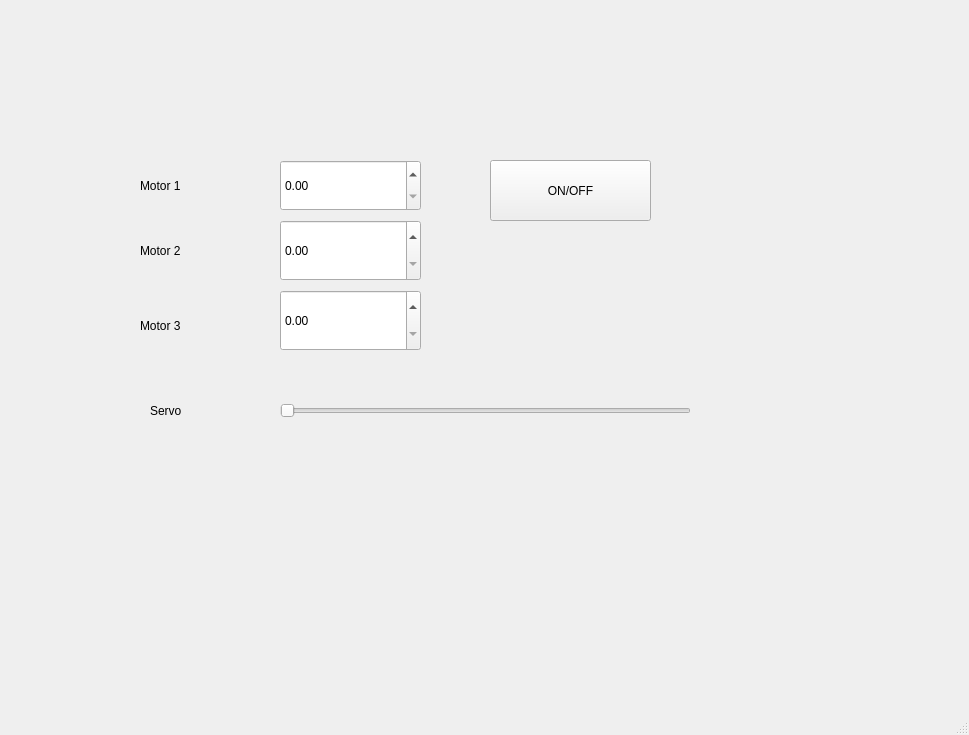
Before: the Qt Designer form omniwheel_controller/ui/controller.ui in ismailEngineer/omniwheel-robot, drawn with Qt 5.
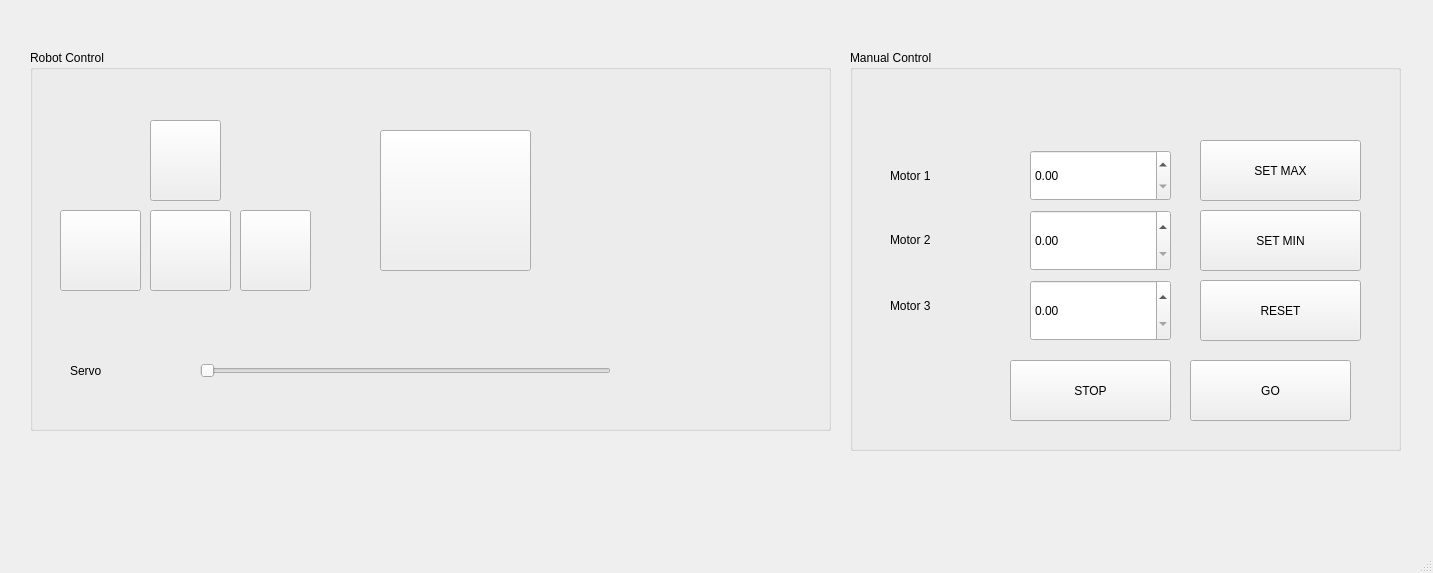
After: the same form once the commit is applied. Icons and pictures are not drawn.

Commit message: Improve gui interfaces (Add icon and organize)

The edit to the form file:
```diff
--- a/omniwheel_controller/ui/controller.ui
+++ b/omniwheel_controller/ui/controller.ui
@@ -6,68 +6,93 @@
    <rect>
     <x>0</x>
     <y>0</y>
-    <width>969</width>
-    <height>735</height>
+    <width>1433</width>
+    <height>573</height>
    </rect>
   </property>
   <property name="windowTitle">
    <string>MainWindow</string>
   </property>
   <widget class="QWidget" name="centralwidget">
+   <widget class="QGroupBox" name="groupBox">
+    <property name="geometry">
+     <rect>
+      <x>850</x>
+      <y>50</y>
+      <width>551</width>
+      <height>401</height>
+     </rect>
+    </property>
+    <property name="title">
+     <string>Manual Control</string>
+    </property>
+    <widget class="QPushButton" name="on_off_button_5">
+     <property name="geometry">
+      <rect>
+       <x>340</x>
+       <y>310</y>
+       <width>161</width>
+       <height>61</height>
+      </rect>
+     </property>
+     <property name="text">
+      <string>GO</string>
+     </property>
+    </widget>
+    <widget class="QLabel" name="label_2">
+     <property name="geometry">
+      <rect>
+       <x>40</x>
+       <y>160</y>
+       <width>141</width>
+       <height>60</height>
+      </rect>
+     </property>
+     <property name="text">
+      <string>Motor 2 </string>
+     </property>
+    </widget>
+    <widget class="QDoubleSpinBox" name="m2_input_box">
+     <property name="geometry">
+      <rect>
+       <x>180</x>
+       <y>160</y>
+       <width>141</width>
+       <height>61</height>
+      </rect>
+     </property>
+    </widget>
+    <widget class="QPushButton" name="on_off_button_4">
+     <property name="geometry">
+      <rect>
+       <x>160</x>
+       <y>310</y>
+       <width>161</width>
+       <height>61</height>
+      </rect>
+     </property>
+     <property name="text">
+      <string>STOP</string>
+     </property>
+    </widget>
    <widget class="QPushButton" name="on_off_button">
     <property name="geometry">
      <rect>
-      <x>490</x>
-      <y>160</y>
+       <x>350</x>
+       <y>90</y>
       <width>161</width>
       <height>61</height>
      </rect>
     </property>
     <property name="text">
-     <string>ON/OFF</string>
-    </property>
-   </widget>
-   <widget class="QSlider" name="servo_slide_bar">
-    <property name="geometry">
-     <rect>
-      <x>280</x>
-      <y>380</y>
-      <width>411</width>
-      <height>61</height>
-     </rect>
-    </property>
-    <property name="maximum">
-     <number>255</number>
-    </property>
-    <property name="orientation">
-     <enum>Qt::Horizontal</enum>
-    </property>
-   </widget>
-   <widget class="QDoubleSpinBox" name="m1_input_box">
-    <property name="geometry">
-     <rect>
-      <x>280</x>
-      <y>160</y>
-      <width>141</width>
-      <height>51</height>
-     </rect>
+      <string>SET MAX</string>
     </property>
    </widget>
    <widget class="QDoubleSpinBox" name="m3_input_box">
     <property name="geometry">
      <rect>
-      <x>280</x>
-      <y>290</y>
-      <width>141</width>
-      <height>61</height>
-     </rect>
-    </property>
-   </widget>
-   <widget class="QDoubleSpinBox" name="m2_input_box">
-    <property name="geometry">
-     <rect>
-      <x>280</x>
-      <y>220</y>
+       <x>180</x>
+       <y>230</y>
       <width>141</width>
       <height>61</height>
      </rect>
@@ -76,8 +101,8 @@
    <widget class="QLabel" name="label">
     <property name="geometry">
      <rect>
-      <x>140</x>
-      <y>150</y>
+       <x>40</x>
+       <y>90</y>
       <width>131</width>
       <height>71</height>
      </rect>
@@ -86,24 +111,21 @@
      <string>Motor 1 </string>
     </property>
    </widget>
-   <widget class="QLabel" name="label_2">
+    <widget class="QDoubleSpinBox" name="m1_input_box">
     <property name="geometry">
      <rect>
-      <x>140</x>
-      <y>220</y>
+       <x>180</x>
+       <y>100</y>
       <width>141</width>
-      <height>61</height>
-     </rect>
-    </property>
-    <property name="text">
-     <string>Motor 2 </string>
-    </property>
+       <height>51</height>
+      </rect>
+     </property>
    </widget>
    <widget class="QLabel" name="label_3">
     <property name="geometry">
      <rect>
-      <x>140</x>
-      <y>290</y>
+       <x>40</x>
+       <y>220</y>
       <width>121</width>
       <height>71</height>
      </rect>
@@ -112,11 +134,158 @@
      <string>Motor 3</string>
     </property>
    </widget>
+    <widget class="QPushButton" name="on_off_button_2">
+     <property name="geometry">
+      <rect>
+       <x>350</x>
+       <y>160</y>
+       <width>161</width>
+       <height>61</height>
+      </rect>
+     </property>
+     <property name="text">
+      <string>SET MIN</string>
+     </property>
+    </widget>
+    <widget class="QPushButton" name="on_off_button_3">
+     <property name="geometry">
+      <rect>
+       <x>350</x>
+       <y>230</y>
+       <width>161</width>
+       <height>61</height>
+      </rect>
+     </property>
+     <property name="text">
+      <string>RESET</string>
+     </property>
+    </widget>
+   </widget>
+   <widget class="QGroupBox" name="groupBox_2">
+    <property name="geometry">
+     <rect>
+      <x>30</x>
+      <y>50</y>
+      <width>801</width>
+      <height>381</height>
+     </rect>
+    </property>
+    <property name="title">
+     <string>Robot Control</string>
+    </property>
+    <widget class="QPushButton" name="pushButton_4">
+     <property name="geometry">
+      <rect>
+       <x>210</x>
+       <y>160</y>
+       <width>71</width>
+       <height>81</height>
+      </rect>
+     </property>
+     <property name="text">
+      <string/>
+     </property>
+     <property name="icon">
+      <iconset>
+       <normaloff>../ressources/icon/right_arrow.png</normaloff>../ressources/icon/right_arrow.png</iconset>
+     </property>
+     <property name="iconSize">
+      <size>
+       <width>100</width>
+       <height>100</height>
+      </size>
+     </property>
+    </widget>
+    <widget class="QPushButton" name="pushButton_2">
+     <property name="geometry">
+      <rect>
+       <x>30</x>
+       <y>160</y>
+       <width>81</width>
+       <height>81</height>
+      </rect>
+     </property>
+     <property name="text">
+      <string/>
+     </property>
+     <property name="icon">
+      <iconset>
+       <normaloff>../ressources/icon/left_arrow.png</normaloff>../ressources/icon/left_arrow.png</iconset>
+     </property>
+     <property name="iconSize">
+      <size>
+       <width>100</width>
+       <height>100</height>
+      </size>
+     </property>
+    </widget>
+    <widget class="QPushButton" name="pushButton">
+     <property name="geometry">
+      <rect>
+       <x>120</x>
+       <y>70</y>
+       <width>71</width>
+       <height>81</height>
+      </rect>
+     </property>
+     <property name="text">
+      <string/>
+     </property>
+     <property name="icon">
+      <iconset>
+       <normaloff>../ressources/icon/up_arrow.png</normaloff>../ressources/icon/up_arrow.png</iconset>
+     </property>
+     <property name="iconSize">
+      <size>
+       <width>100</width>
+       <height>100</height>
+      </size>
+     </property>
+    </widget>
+    <widget class="QPushButton" name="pushButton_3">
+     <property name="geometry">
+      <rect>
+       <x>120</x>
+       <y>160</y>
+       <width>81</width>
+       <height>81</height>
+      </rect>
+     </property>
+     <property name="text">
+      <string/>
+     </property>
+     <property name="icon">
+      <iconset>
+       <normaloff>../ressources/icon/down_arrow.png</normaloff>../ressources/icon/down_arrow.png</iconset>
+     </property>
+     <property name="iconSize">
+      <size>
+       <width>100</width>
+       <height>100</height>
+      </size>
+     </property>
+    </widget>
+    <widget class="QSlider" name="servo_slide_bar">
+     <property name="geometry">
+      <rect>
+       <x>170</x>
+       <y>290</y>
+       <width>411</width>
+       <height>61</height>
+      </rect>
+     </property>
+     <property name="maximum">
+      <number>255</number>
+     </property>
+     <property name="orientation">
+      <enum>Qt::Horizontal</enum>
+     </property>
+    </widget>
    <widget class="QLabel" name="label_4">
     <property name="geometry">
      <rect>
-      <x>150</x>
-      <y>380</y>
+       <x>40</x>
+       <y>290</y>
       <width>101</width>
       <height>61</height>
      </rect>
@@ -125,6 +294,30 @@
      <string>Servo</string>
     </property>
    </widget>
+    <widget class="QPushButton" name="on_off_button_6">
+     <property name="geometry">
+      <rect>
+       <x>350</x>
+       <y>80</y>
+       <width>151</width>
+       <height>141</height>
+      </rect>
+     </property>
+     <property name="text">
+      <string/>
+     </property>
+     <property name="icon">
+      <iconset>
+       <normaloff>../ressources/icon/stop.png</normaloff>../ressources/icon/stop.png</iconset>
+     </property>
+     <property name="iconSize">
+      <size>
+       <width>150</width>
+       <height>150</height>
+      </size>
+     </property>
+    </widget>
+   </widget>
   </widget>
   <widget class="QMenuBar" name="menubar">
    <property name="geometry">
```
Left out of the diff: 2 changed lines with no effect on the pictures. Lines whose indentation alone changed are shown as unchanged. The commit also changes 7 other files.
